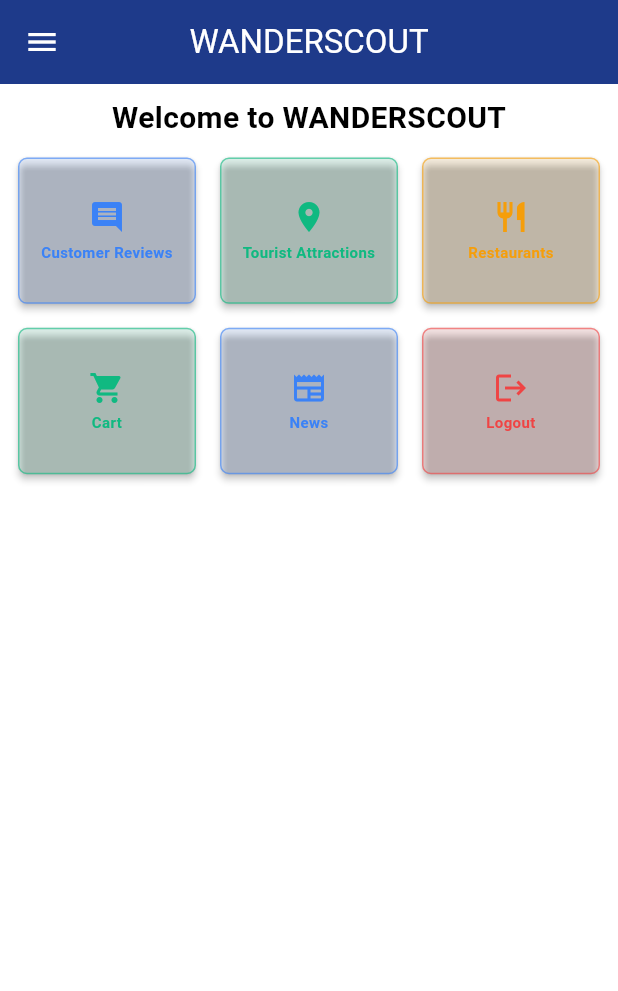
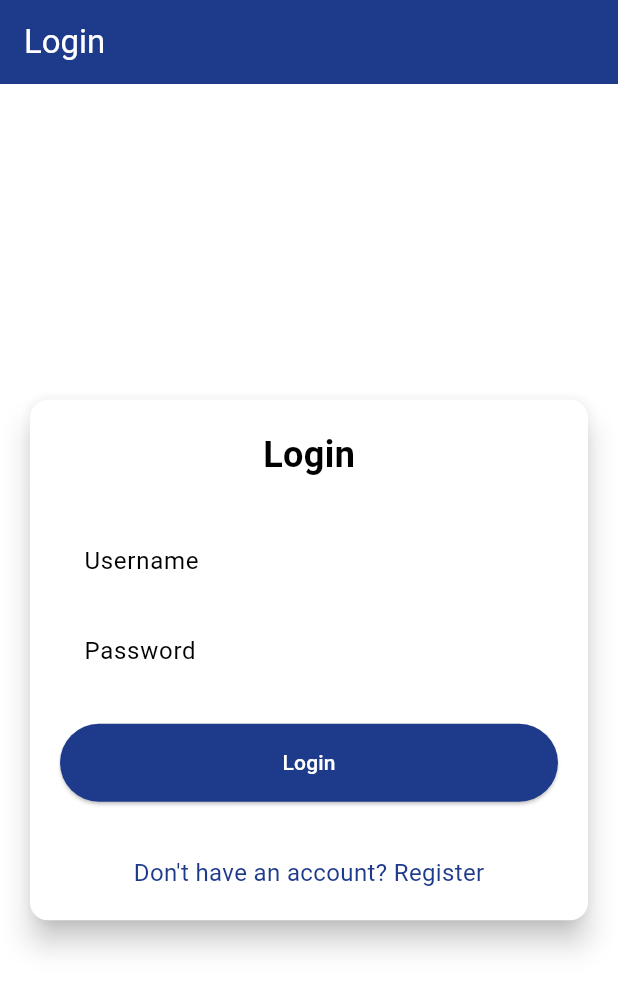
Before and after one commit to Wander-Scout/WanderScoutProject-Mobile, a Flutter app: the screen it shows after launch, on a phone screen of 412 x 824 dp. Shown: the top 991 px of the screen. Run offline on Flutter 3.47's test engine with Material 3 defaults, Android fonts, the phone set to English and light mode, and no system bars; missing offline and left inert: pbp_django_auth.

Commit message:
Feat: adding login and register

```diff
--- /dev/null
+++ b/lib/Davin/screens/login.dart
@@ -0,0 +1,182 @@
+import 'package:wanderscout/davin/screens/menu.dart';
+import 'package:flutter/material.dart';
+import 'package:pbp_django_auth/pbp_django_auth.dart';
+import 'package:provider/provider.dart';
+import 'package:wanderscout/davin/screens/register.dart';
+// TODO: Import RegisterPage later
+
+void main() {
+  runApp(const LoginApp());
+}
+
+class LoginApp extends StatelessWidget {
+  const LoginApp({super.key});
+
+  @override
+  Widget build(BuildContext context) {
+    return MaterialApp(
+      title: 'Login',
+      theme: ThemeData(
+        useMaterial3: true,
+        colorScheme: ColorScheme.fromSwatch(
+          primarySwatch: Colors.deepPurple,
+        ).copyWith(secondary: Colors.deepPurple[400]),
+      ),
+      home: const LoginPage(),
+    );
+  }
+}
+
+class LoginPage extends StatefulWidget {
+  const LoginPage({super.key});
+
+  @override
+  State<LoginPage> createState() => _LoginPageState();
+}
+
+class _LoginPageState extends State<LoginPage> {
+  final TextEditingController _usernameController = TextEditingController();
+  final TextEditingController _passwordController = TextEditingController();
+
+  @override
+  Widget build(BuildContext context) {
+    final request = context.watch<CookieRequest>();
+
+    return Scaffold(
+      appBar: AppBar(
+        title: const Text('Login'),
+      ),
+      body: Center(
+        child: SingleChildScrollView(
+          padding: const EdgeInsets.all(16.0),
+          child: Card(
+            elevation: 8,
+            shape: RoundedRectangleBorder(
+              borderRadius: BorderRadius.circular(12.0),
+            ),
+            child: Padding(
+              padding: const EdgeInsets.all(20.0),
+              child: Column(
+                mainAxisSize: MainAxisSize.min,
+                children: [
+                  const Text(
+                    'Login',
+                    style: TextStyle(
+                      fontSize: 24.0,
+                      fontWeight: FontWeight.bold,
+                    ),
+                  ),
+                  const SizedBox(height: 30.0),
+                  TextField(
+                    controller: _usernameController,
+                    decoration: const InputDecoration(
+                      labelText: 'Username',
+                      hintText: 'Enter your username',
+                      border: OutlineInputBorder(
+                        borderRadius: BorderRadius.all(Radius.circular(12.0)),
+                      ),
+                      contentPadding:
+                          EdgeInsets.symmetric(horizontal: 12.0, vertical: 8.0),
+                    ),
+                  ),
+                  const SizedBox(height: 12.0),
+                  TextField(
+                    controller: _passwordController,
+                    decoration: const InputDecoration(
+                      labelText: 'Password',
+                      hintText: 'Enter your password',
+                      border: OutlineInputBorder(
+                        borderRadius: BorderRadius.all(Radius.circular(12.0)),
+                      ),
+                      contentPadding:
+                          EdgeInsets.symmetric(horizontal: 12.0, vertical: 8.0),
+                    ),
+                    obscureText: true,
+                  ),
+                  const SizedBox(height: 24.0),
+                  ElevatedButton(
+                    onPressed: () async {
+                      String username = _usernameController.text;
+                      String password = _passwordController.text;
+
+		  // Check credentials
+		  // TODO: Change the URL and don't forget to add a trailing slash (/) at the end of the URL!
+		  // To connect the Android emulator to Django on localhost,
+		  // use the URL http://10.0.2.2/
+                      final response = await request
+                          .login("http://127.0.0.1:8000/authentication/flutter_login/", {
+                        'username': username,
+                        'password': password,
+                      });
+
+                      if (request.loggedIn) {
+                        String message = response['message'];
+                        String uname = response['username'];
+                        if (context.mounted) {
+                          Navigator.pushReplacement(
+                            context,
+                            MaterialPageRoute(
+                                builder: (context) => MyHomePage()),
+                          );
+                          ScaffoldMessenger.of(context)
+                            ..hideCurrentSnackBar()
+                            ..showSnackBar(
+                              SnackBar(
+                                  content:
+                                      Text("$message Welcome, $uname.")),
+                            );
+                        }
+                      } else {
+                        if (context.mounted) {
+                          showDialog(
+                            context: context,
+                            builder: (context) => AlertDialog(
+                              title: const Text('Login Failed'),
+                              content: Text(response['message']),
+                              actions: [
+                                TextButton(
+                                  child: const Text('OK'),
+                                  onPressed: () {
+                                    Navigator.pop(context);
+                                  },
+                                ),
+                              ],
+                            ),
+                          );
+                        }
+                      }
+                    },
+                    style: ElevatedButton.styleFrom(
+                      foregroundColor: Colors.white,
+                      minimumSize: Size(double.infinity, 50),
+                      backgroundColor: Theme.of(context).colorScheme.primary,
+                      padding: const EdgeInsets.symmetric(vertical: 16.0),
+                    ),
+                    child: const Text('Login'),
+                  ),
+                  const SizedBox(height: 36.0),
+                  GestureDetector(
+                    onTap: () {
+                      Navigator.push(
+                        context,
+                        MaterialPageRoute(
+                            builder: (context) => const RegisterPage()),
+                      );
+                    },
+                    child: Text(
+                      'Don\'t have an account? Register',
+                      style: TextStyle(
+                        color: Theme.of(context).colorScheme.primary,
+                        fontSize: 16.0,
+                      ),
+                    ),
+                  ),
+                ],
+              ),
+            ),
+          ),
+        ),
+      ),
+    );
+  }
+}
--- a/lib/Davin/screens/menu.dart
+++ b/lib/Davin/screens/menu.dart
@@ -27,7 +27,7 @@ class MyHomePage extends StatelessWidget {
         child: Column(
           children: [
             const Text(
-              'Welcome to WANDERSCOUT',
+              'Explore Jogja With Us!',
               style: TextStyle(
                 fontWeight: FontWeight.bold,
                 fontSize: 20.0,
--- a/lib/main.dart
+++ b/lib/main.dart
@@ -1,6 +1,7 @@
 import 'package:flutter/material.dart';
-import 'package:wanderscout/davin/screens/menu.dart';
-
+import 'package:wanderscout/davin/screens/login.dart';
+import 'package:provider/provider.dart';
+import 'package:pbp_django_auth/pbp_django_auth.dart';
 void main() {
   runApp(const MyApp());
 }
@@ -10,8 +11,10 @@ class MyApp extends StatelessWidget {
 
   // This widget is the root of your application.
   @override
-  Widget build(BuildContext context) {
-    return MaterialApp(
+Widget build(BuildContext context) {
+  return Provider<CookieRequest>(
+    create: (_) => CookieRequest(), // Initialize CookieRequest
+    child: MaterialApp(
       title: 'Wanderscout',
       theme: ThemeData(
         brightness: Brightness.light,
@@ -30,7 +33,9 @@ class MyApp extends StatelessWidget {
           secondary: const Color(0xFF3B82F6), // Tailwind's bg-blue-500
         ),
       ),
-      home: MyHomePage(),
-    );
-  }
+      home: LoginPage(), // Replace with your login or home screen
+    ),
+  );
 }
+
+}
--- a/pubspec.yaml
+++ b/pubspec.yaml
@@ -35,6 +35,8 @@ dependencies:
   # The following adds the Cupertino Icons font to your application.
   # Use with the CupertinoIcons class for iOS style icons.
   cupertino_icons: ^1.0.8
+  provider: ^6.1.2
+  pbp_django_auth: ^0.4.0
 
 dev_dependencies:
   flutter_test:
@@ -45,7 +47,7 @@ dev_dependencies:
   # activated in the `analysis_options.yaml` file located at the root of your
   # package. See that file for information about deactivating specific lint
   # rules and activating additional ones.
-  flutter_lints: ^4.0.0
+  flutter_lints: ^5.0.0
 
 # For information on the generic Dart part of this file, see the
 # following page: https://dart.dev/tools/pub/pubspec
```
Also changed, not shown: lib/Davin/screens/register.dart (added, +166 -0 lines), pubspec.lock, 2 other files.
